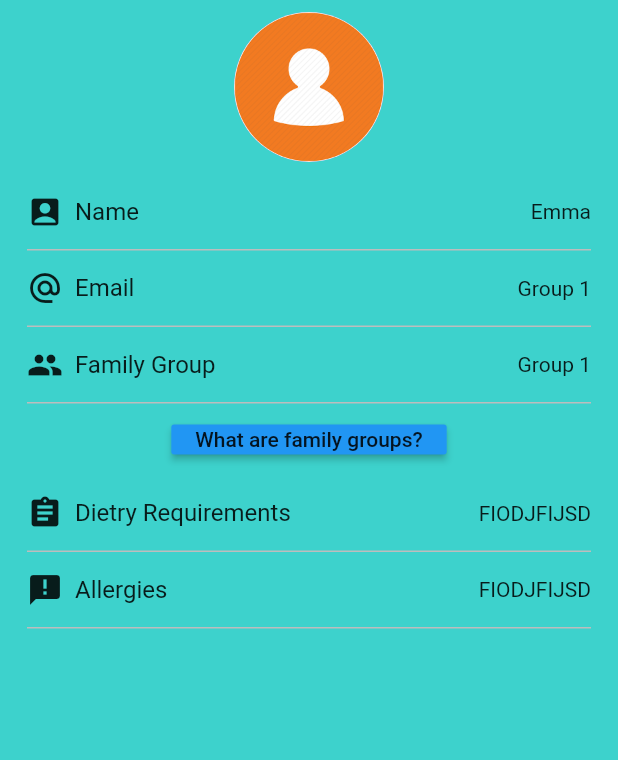
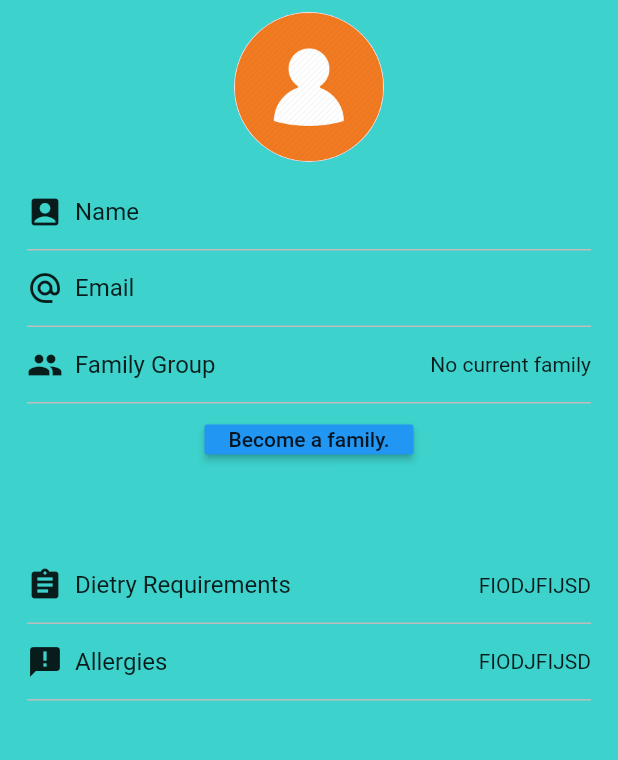
Before and after one commit to SamKingDev/HighfieldHack2021, a Flutter app: the screen it shows once a user with an empty profile is signed in, on a phone screen of 412 x 824 dp, the part 174-934 px from its top. Run offline on Flutter 3.47's test engine with Material 2 defaults, Android fonts, the phone set to English and light mode, and no system bars; our stand-ins replace cloud_firestore, firebase_auth, firebase_core, flutter_signin_button, google_sign_in; accounts and stored records are empty.

Commit message:
Family added

```diff
--- a/App/lib/blocs/auth_bloc.dart
+++ b/App/lib/blocs/auth_bloc.dart
@@ -30,7 +30,9 @@ class AuthBloc {
         users.doc(result.user.uid)
             .set({
               'full_name': result.user.displayName, // John Doe
-              'email': result.user.email
+              'email': result.user.email,
+              'familyId': '',
+              'role': ''
             })
             .then((value) => print("User Added"))
             .catchError((error) => print("Failed to add user: $error"));
--- a/App/lib/screens/profile/profile.dart
+++ b/App/lib/screens/profile/profile.dart
@@ -16,8 +16,11 @@ class Profile extends StatefulWidget {
 
 class _ProfileState extends State<Profile> {
   StreamSubscription<User> loginStateSubscription;
-  var email;
-  var fullName;
+  var email = "";
+  var fullName = "";
+  var userId = "";
+  var familyName = "";
+  bool familyFound = false;
 
   @override
   void initState() {
@@ -30,12 +33,28 @@ class _ProfileState extends State<Profile> {
           ),
         );
       } else {
-        DocumentReference documentReference = FirebaseFirestore.instance.collection('users').doc(fbUser.uid);
-
+        DocumentReference documentReference =
+            FirebaseFirestore.instance.collection('users').doc(fbUser.uid);
+        userId = fbUser.uid;
         documentReference.snapshots().listen((event) {
           setState(() {
+            if (!mounted) return;
             email = event.data()["email"];
             fullName = event.data()["full_name"];
+            print(event.data()["familyId"]);
+            if (event.data()["familyId"] != null && event.data()["familyId"] != "") {
+              DocumentReference familyReference = FirebaseFirestore.instance.collection('families').doc(event.data()["familyId"]);
+              familyReference.snapshots().listen((fEvent) {
+                setState(() {
+                  if (!mounted) return;
+                  familyName = fEvent.data()["name"];
+                  familyFound = true;
+                });
+              });
+            } else {
+              familyName = "No current family";
+              familyFound = false;
+            }
           });
         });
       }
@@ -47,24 +66,22 @@ class _ProfileState extends State<Profile> {
   Widget build(BuildContext context) {
     var authBloc = Provider.of<AuthBloc>(context, listen: false);
     return Scaffold(
-      backgroundColor: new Color.fromRGBO(61,210,204,1),
+      backgroundColor: new Color.fromRGBO(61, 210, 204, 1),
       drawer: Drawer(
         child: ListView(
-          children: <Widget> [
+          children: <Widget>[
             DrawerHeader(
               decoration: BoxDecoration(
-                    gradient: LinearGradient(colors: <Color>[
-                      Colors.lightBlueAccent,
-                      Colors.blue
-                    ])
-                ),
+                  gradient: LinearGradient(
+                      colors: <Color>[Colors.lightBlueAccent, Colors.blue])),
               child: Container(
                 child: Column(
                   mainAxisAlignment: MainAxisAlignment.spaceAround,
                   children: <Widget>[
                     Material(
                       elevation: 20,
-                        child: Padding(padding: EdgeInsets.all(5.0),
+                      child: Padding(
+                        padding: EdgeInsets.all(5.0),
                         child: Image.asset('assets/logo.png'),
                       ),
                     ),
@@ -90,25 +107,23 @@ class _ProfileState extends State<Profile> {
                         MaterialPageRoute(builder: (context) => FamilyPage()),
                       )
                     }),
-            CustomListTile(Icons.fastfood, 'Meal Plan', ()=>{}),
-            CustomListTile(Icons.list, 'Shopping List', ()=>{}),
-            CustomListTile(Icons.help, 'Tutorial', ()=>{}),
-            CustomListTile(Icons.logout, 'Logout', ()=>{authBloc.logout()}),
+            CustomListTile(Icons.fastfood, 'Meal Plan', () => {}),
+            CustomListTile(Icons.list, 'Shopping List', () => {}),
+            CustomListTile(Icons.help, 'Tutorial', () => {}),
+            CustomListTile(Icons.logout, 'Logout', () => {authBloc.logout()}),
           ],
         ),
       ),
       appBar: AppBar(
-        title: Text(
-            'Your Profile'
-        ),
+        title: Text('Your Profile'),
         centerTitle: true,
       ),
       body: Padding(
         padding: EdgeInsets.all(10.0),
         child: Column(
           children: <Widget>[
-            Image(image: AssetImage(
-              'assets/logo.png'),
+            Image(
+              image: AssetImage('assets/logo.png'),
               height: 50,
             ),
             Center(
@@ -122,21 +137,45 @@ class _ProfileState extends State<Profile> {
             ),
             Column(
               children: [
-                CustomProfileTile(Icons.account_box, 'Name', 'Emma'),
-                CustomProfileTile(Icons.alternate_email, 'Email', 'Group 1'),
-                CustomProfileTile(Icons.group, 'Family Group', 'Group 1'),
-                ButtonTheme(
+                CustomProfileTile(Icons.account_box, 'Name', fullName),
+                CustomProfileTile(Icons.alternate_email, 'Email', email),
+                CustomProfileTile(Icons.group, 'Family Group', familyName),
+                Visibility(
+                  child: ButtonTheme(
                     height: 20,
                     child: RaisedButton(
                       color: Theme.of(context).accentColor,
                       onPressed: () {
                         Navigator.pushNamed(context, '/aboutFamily');
                       }, //
-                    child: Text('What are family groups?'),
+                      child: Text('Become a family.'),
                     ),
                   ),
-                CustomProfileTile(Icons.assignment, 'Dietry Requirements', 'FIODJFIJSD'),
-                CustomProfileTile(Icons.announcement, 'Allergies', 'FIODJFIJSD'),
+                  maintainSize: true,
+                  maintainAnimation: true,
+                  maintainState: true,
+                  visible: !familyFound,
+                ),
+                Visibility(
+                  child: ButtonTheme(
+                    height: 20,
+                    child: RaisedButton(
+                      color: Colors.red,
+                      onPressed: () {
+                        FirebaseFirestore.instance.collection("users").doc(userId).update({"familyId": "", "role": ""});
+                      }, //
+                      child: Text('Leave Family.'),
+                    ),
+                  ),
+                  maintainSize: true,
+                  maintainAnimation: true,
+                  maintainState: true,
+                  visible: familyFound,
+                ),
+                CustomProfileTile(
+                    Icons.assignment, 'Dietry Requirements', 'FIODJFIJSD'),
+                CustomProfileTile(
+                    Icons.announcement, 'Allergies', 'FIODJFIJSD'),
                 SizedBox(height: 20),
               ],
             ),
@@ -147,9 +186,7 @@ class _ProfileState extends State<Profile> {
   }
 }
 
-
-class CustomListTile extends StatelessWidget{
-
+class CustomListTile extends StatelessWidget {
   IconData icon;
   String text;
   Function onTap;
@@ -163,8 +200,7 @@ class CustomListTile extends StatelessWidget{
       padding: const EdgeInsets.fromLTRB(8.0, 0, 8.0, 0),
       child: Container(
         decoration: BoxDecoration(
-          border: Border(bottom: BorderSide(color: Colors.grey[400]))
-        ),
+            border: Border(bottom: BorderSide(color: Colors.grey[400]))),
         child: InkWell(
           splashColor: Colors.lightBlueAccent,
           onTap: onTap,
@@ -178,10 +214,9 @@ class CustomListTile extends StatelessWidget{
                     Icon(icon),
                     Padding(
                       padding: const EdgeInsets.all(8.0),
-                    child: Text(text,
-                    style: TextStyle(
-                      fontSize: 16.0
-                    ),
+                      child: Text(
+                        text,
+                        style: TextStyle(fontSize: 16.0),
                       ),
                     ),
                   ],
@@ -196,9 +231,7 @@ class CustomListTile extends StatelessWidget{
   }
 }
 
-
-class CustomProfileTile extends StatelessWidget{
-
+class CustomProfileTile extends StatelessWidget {
   IconData icon;
   String text;
   String content;
@@ -212,8 +245,7 @@ class CustomProfileTile extends StatelessWidget{
       padding: const EdgeInsets.fromLTRB(8.0, 0, 8.0, 0),
       child: Container(
         decoration: BoxDecoration(
-            border: Border(bottom: BorderSide(color: Colors.grey[400]))
-        ),
+            border: Border(bottom: BorderSide(color: Colors.grey[400]))),
         child: Container(
           height: 50,
           child: Row(
@@ -224,10 +256,9 @@ class CustomProfileTile extends StatelessWidget{
                   Icon(icon),
                   Padding(
                     padding: const EdgeInsets.all(8.0),
-                      child: Text(text,
-                        style: TextStyle(
-                            fontSize: 16.0
-                        ),
+                    child: Text(
+                      text,
+                      style: TextStyle(fontSize: 16.0),
                     ),
                   ),
                 ],
```
Also changed, not shown: App/lib/screens/Family/joinFamily.dart (+63 -6 lines). Lines whose indentation alone changed are shown as unchanged.
